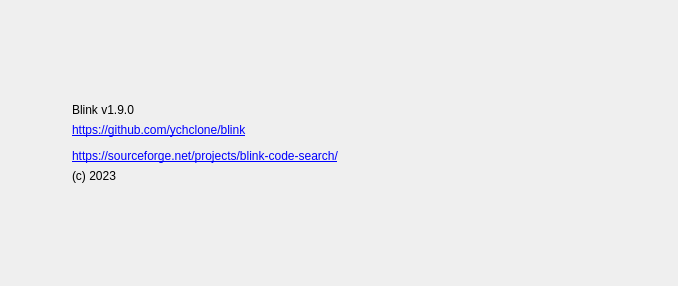
Old version of the form Resources/Forms/aboutDialog.ui in the repository ychclone/blink.
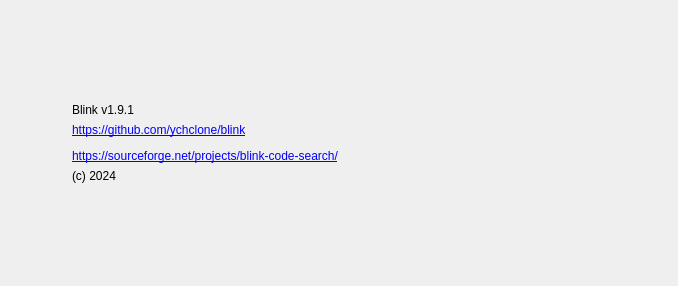
New version of the form. Icons and pictures are not drawn.

Patch:
```diff
--- a/Resources/Forms/aboutDialog.ui
+++ b/Resources/Forms/aboutDialog.ui
@@ -67,7 +67,7 @@
        <item>
         <widget class="QLabel" name="label_5">
          <property name="text">
-          <string>Blink v1.9.0</string>
+          <string>Blink v1.9.1</string>
          </property>
         </widget>
        </item>
@@ -84,7 +84,7 @@
        <item>
         <widget class="QLabel" name="label_7">
          <property name="text">
-          <string>(c) 2023</string>
+          <string>(c) 2024</string>
          </property>
         </widget>
        </item>
```
